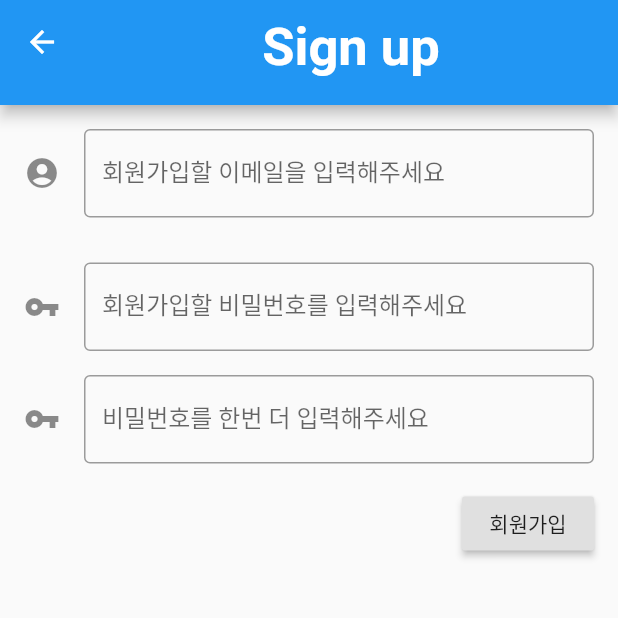
After one commit to suzumsz/Everything_Jeon, a Flutter app: the JoinPage screen opened by its route, on a phone screen of 412 x 824 dp, the top half of it. The commit adds this screen. Run offline on Flutter 3.47's test engine with Material 2 defaults, Android fonts, the phone set to English and light mode, and no system bars; our stand-ins replace firebase_auth; missing offline and left inert: adobe_xd; accounts and stored records are empty; Roboto replaces fonts that are missing (Nanum Barumpen).

Commit message:
회원가입, 로그인 / 로그아웃 기능 추가

```diff
--- /dev/null
+++ b/lib/JoinPage.dart
@@ -0,0 +1,144 @@
+import 'package:everything_jeon/LoginPage.dart';
+import 'package:firebase_auth/firebase_auth.dart';
+import 'package:flutter/material.dart';
+
+void main() => runApp(JoinPage());
+
+class JoinPage extends StatefulWidget {
+  @override
+  _Sign_upState createState() => _Sign_upState();
+}
+
+class _Sign_upState extends State<JoinPage> {
+  final GlobalKey<FormState> _formKey = GlobalKey<FormState>();
+
+  final TextEditingController _emailController = TextEditingController();
+  final TextEditingController _passwordController = TextEditingController();
+
+  @override
+  Widget build(BuildContext context) {
+    return Scaffold(
+      appBar: PreferredSize(
+        preferredSize: Size.fromHeight(70.0),
+        child: AppBar(
+          // Here we take the value from the MyHomePage object that was created by
+          // the App.build method, and use it to set our appbar title.
+          title: Column(
+            children: <Widget>[
+              Center(
+                child: Text(
+                  'Sign up',
+                  style: TextStyle(
+                      height: 1.5,
+                      fontWeight: FontWeight.bold,
+                      fontSize: 35,
+                      fontFamily: 'Nanum Barumpen',
+                      //나눔 글꼴
+                      fontStyle: FontStyle.normal),
+                ),
+              ),
+            ],
+          ),
+        ),
+      ),
+      body: Container(
+        padding: const EdgeInsets.all(16.0),
+        child: Form(
+          key: _formKey,
+          child: Column(
+            children: <Widget>[
+              TextFormField(
+                controller: _emailController,
+                decoration: InputDecoration(
+                    icon: Icon(Icons.account_circle),
+                    labelText: "회원가입할 이메일을 입력해주세요",
+                    border: OutlineInputBorder(),
+                    hintText: 'E-mail'),
+                validator: (String value) {
+                  if (value.isEmpty) {
+                    return "이메일을 입력해주세요";
+                  }
+                  return null;
+                },
+              ),
+              /*Container(
+                margin: const EdgeInsets.only(top: 16.0),
+                alignment: Alignment.centerRight,
+                child: RaisedButton(
+                  onPressed: () {
+                    //클릭시 검증
+                  },
+                  child: Text(
+                      '이메일 인증'
+                  ),
+                ),
+              ),*/
+              SizedBox(
+                height: 30.0,
+              ),
+              TextFormField(
+                obscureText: true, // 비밀번호를 적을때 안보이도록
+                controller: _passwordController,
+                decoration: InputDecoration(
+                    icon: Icon(Icons.vpn_key),
+                    labelText: "회원가입할 비밀번호를 입력해주세요",
+                    border: OutlineInputBorder(),
+                    hintText: 'password'),
+                validator: (String value) {
+                  if (value.isEmpty) {
+                    return "비밀번호를 입력해주세요";
+                  }
+                  return null;
+                },
+              ),
+              SizedBox(
+                height: 16.0,
+              ),
+              TextFormField(
+                obscureText: true, // 비밀번호를 적을때 안보이도록
+                decoration: InputDecoration(
+                    icon: Icon(Icons.vpn_key),
+                    labelText: "비밀번호를 한번 더 입력해주세요",
+                    border: OutlineInputBorder(),
+                    hintText: 'password'),
+                validator: (String value) {
+                  if (value != _passwordController) {
+                    return "비밀번호가 일치하지 않습니다.";
+                  }
+                  return null;
+                },
+              ),
+              Container(
+                margin: const EdgeInsets.only(top: 16.0),
+                alignment: Alignment.centerRight,
+                child: RaisedButton(
+                  onPressed: () {
+                    _register();
+                    Navigator.push(context,
+                        MaterialPageRoute(builder: (context) => LoginPage()));
+                  },
+                  child: Text('회원가입'),
+                ),
+              )
+            ],
+          ),
+        ),
+      ),
+    );
+  }
+
+  //회원가입 하는 메소드
+  void _register() async {
+    final AuthResult result = await FirebaseAuth.instance
+        .createUserWithEmailAndPassword(
+            email: _emailController.text, password: _passwordController.text);
+    final FirebaseUser user = result.user;
+
+    if (user == null) {
+      final snacBar = SnackBar(
+        content: Text("Please try again later"),
+      );
+      Scaffold.of(context).showSnackBar(snacBar);
+    }
+  }
+}
--- a/lib/MainPage.dart
+++ b/lib/MainPage.dart
@@ -91,9 +91,9 @@ class MainPage extends StatelessWidget {
                 Icons.home,
                 color: Colors.grey,
               ),
-              title: Text('로그인'),
+              title: Text('visible'),
               onTap: () {
-                Navigator.pushNamed(context, '/testlog');
+                Navigator.pushNamed(context, '/Visibility_');
               },
               trailing: Icon(Icons.arrow_forward),
             ),
@@ -102,9 +102,9 @@ class MainPage extends StatelessWidget {
                 Icons.home,
                 color: Colors.grey,
               ),
-              title: Text('visible'),
+              title: Text('회원가입'),
               onTap: () {
-                Navigator.pushNamed(context, '/Visibility_');
+                Navigator.pushNamed(context, '/JoinPage');
               },
               trailing: Icon(Icons.arrow_forward),
             ),
```
Also changed, not shown: lib/LoginPage.dart (+96 -2 lines), lib/main.dart (+81 -0 lines), pubspec.yaml (+4 -3 lines), pubspec.lock.
